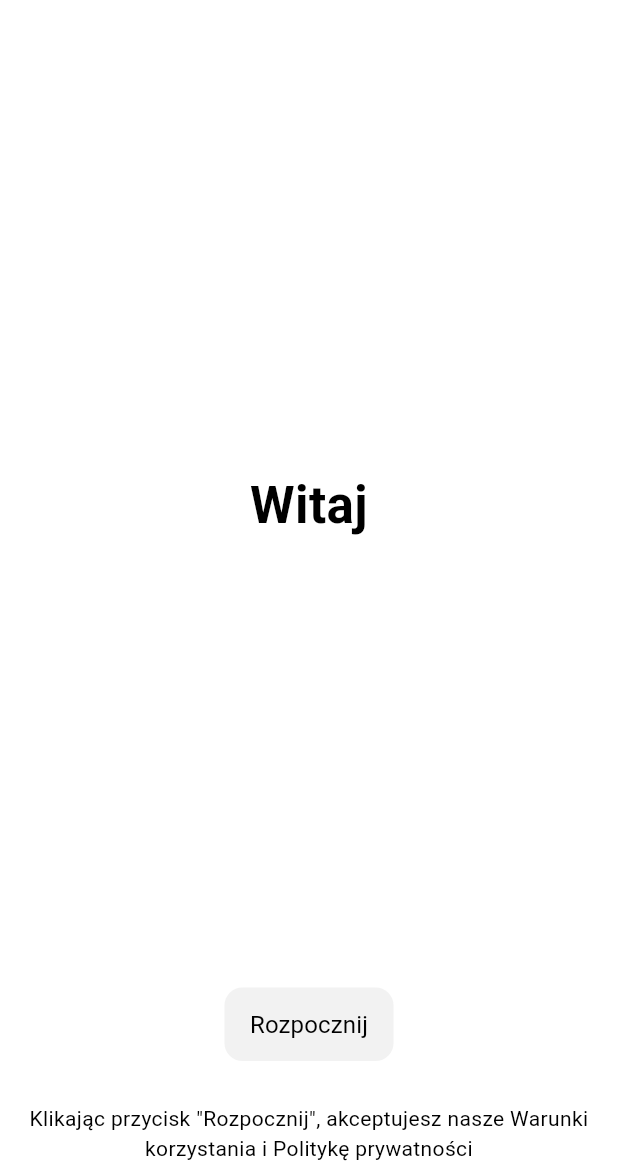
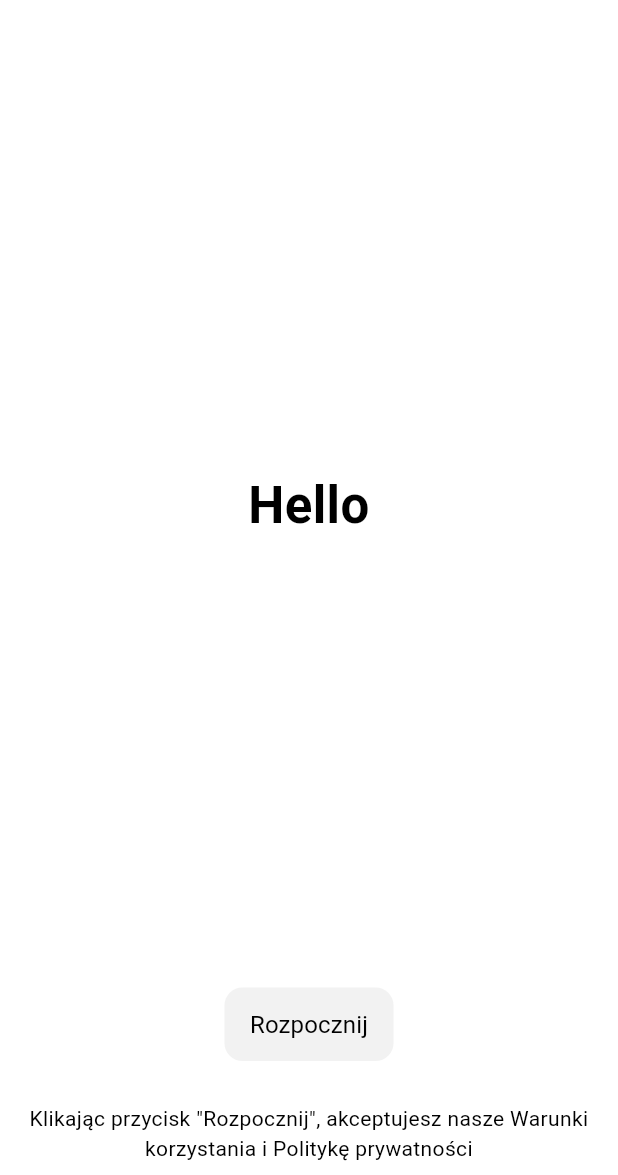
Before and after one commit to stanislawkaczmarek1/LiftDayApp, a Flutter app: the screen it shows after launch, on a phone screen of 412 x 824 dp, the part 61-1236 px from its top. Run offline on Flutter 3.47's test engine with Material 3 defaults, Android fonts, the phone set to English and light mode, and no system bars; our stand-ins replace bloc, flutter_bloc, shared_preferences, sqflite, table_calendar; accounts and stored records are empty; generated files the repository leaves out were written again.

```diff
--- /dev/null
+++ b/l10n.yaml
@@ -0,0 +1,3 @@
+arb-dir: lib/l10n
+template-arb-file: app_en.arb
+output-localization-file: app_localizations.dart
--- /dev/null
+++ b/lib/l10n/app_en.arb
@@ -0,0 +1,7 @@
+{
+    "@@locale": "en",
+    "hello": "Hello",
+    "@hello": {
+        "description": "Welcome message"
+    }
+}
--- /dev/null
+++ b/lib/l10n/app_pl.arb
@@ -0,0 +1,4 @@
+{
+    "@@locale": "pl",
+    "hello": "Witaj"
+}
--- a/lib/sevices/bloc/theme/constans/theme_constans.dart
+++ b/lib/sevices/bloc/theme/constans/theme_constans.dart
@@ -8,6 +8,7 @@ const colorGray = Colors.grey;
 const colorBabyBlue = Color.fromARGB(255, 92, 225, 230);
 const colorTurquoise = Color.fromARGB(255, 2, 127, 132);
 const colorCeladon = Color.fromARGB(255, 192, 241, 243);
+const colorPurple = Color.fromARGB(255, 186, 72, 255);
 
 ThemeData lightTheme = ThemeData(
   colorScheme: const ColorScheme.light(
@@ -29,7 +30,7 @@ ThemeData darkTheme = ThemeData(
     onBackground: colorWhite,
     primary: colorWhite,
     onPrimary: colorBlack,
-    secondary: colorWhite,
+    secondary: colorBabyBlue,
     tertiary: colorDarkGrey,
   ),
   appBarTheme: const AppBarTheme(
--- a/lib/sevices/settings/settings_service.dart
+++ b/lib/sevices/settings/settings_service.dart
@@ -10,7 +10,8 @@ class SettingsService {
   static const String _isConfiguredKey = 'isConfigured';
   static const String _hasPlanKey = 'hasPlan';
   static const String _planEndingDigitDateKey = 'planEndingDigitDate';
-  static const String _isDarkMode = 'isDarkMode';
+  static const String _isDarkModeKey = 'isDarkMode';
+  static const String _languageKey = 'language';
 
   Future<void> init() async {
     _preferences = await SharedPreferences.getInstance();
@@ -56,11 +57,21 @@ class SettingsService {
 
   Future<void> setIsDarkModeFlag(bool value) async {
     _ensureInitialized();
-    await _preferences.setBool(_isDarkMode, value);
+    await _preferences.setBool(_isDarkModeKey, value);
   }
 
   bool isDarkModeFlag() {
     _ensureInitialized();
-    return _preferences.getBool(_isDarkMode) ?? false;
+    return _preferences.getBool(_isDarkModeKey) ?? false;
+  }
+
+  Future<void> setLanguage(String value) async {
+    _ensureInitialized();
+    await _preferences.setString(_languageKey, value);
+  }
+
+  String? language() {
+    _ensureInitialized();
+    return _preferences.getString(_languageKey);
   }
 }
--- a/lib/view/config/1_start_view.dart
+++ b/lib/view/config/1_start_view.dart
@@ -3,6 +3,7 @@ import 'package:flutter_bloc/flutter_bloc.dart';
 import 'package:liftday/sevices/bloc/config_bloc.dart';
 import 'package:liftday/sevices/bloc/app_event.dart';
 import 'package:liftday/view/widgets/ui_elements.dart';
+import 'package:flutter_gen/gen_l10n/app_localizations.dart';
 
 class StartView extends StatefulWidget {
   const StartView({super.key});
@@ -20,11 +21,11 @@ class _StartViewState extends State<StartView> {
         mainAxisAlignment: MainAxisAlignment.spaceBetween,
         children: <Widget>[
           const SizedBox(),
-          const Padding(
-            padding: EdgeInsets.all(8.0),
+          Padding(
+            padding: const EdgeInsets.all(8.0),
             child: Text(
-              'Witaj',
-              style: TextStyle(fontSize: 34, fontWeight: FontWeight.bold),
+              AppLocalizations.of(context)!.hello,
+              style: const TextStyle(fontSize: 34, fontWeight: FontWeight.bold),
               textAlign: TextAlign.center,
             ),
           ),
```
Also changed, not shown: lib/l10n/l10n.dart (added, +8 -0 lines), lib/main.dart (+18 -3 lines), lib/sevices/bloc/language/language_bloc.dart (added, +42 -0 lines), lib/view/pages/settings_page.dart (+49 -2 lines), pubspec.yaml (+5 -3 lines), pubspec.lock.
